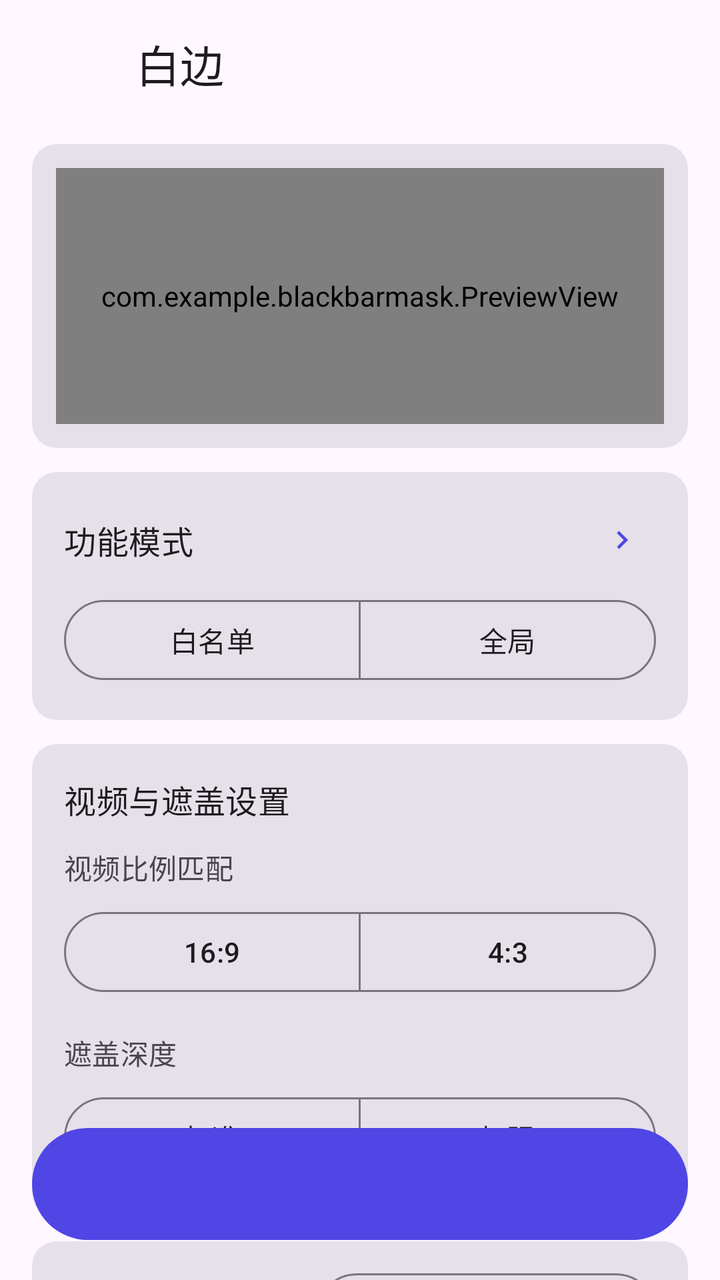
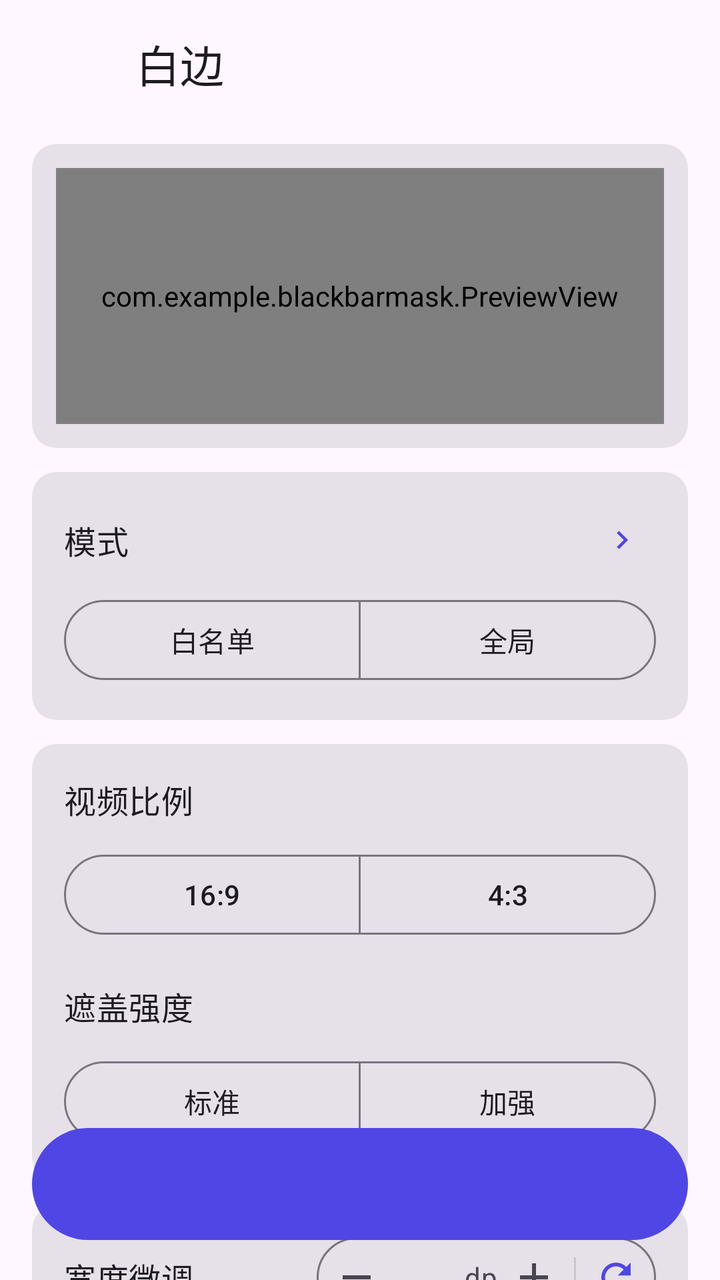

Before-and-after screenshots of an Android layout around one commit, followed by the original layout XML and the change that was made.
<!-- AndroidManifest.xml: application theme Theme.Baibian -->
<!-- res/layout/activity_main.xml -->
<?xml version="1.0" encoding="utf-8"?>
<androidx.coordinatorlayout.widget.CoordinatorLayout
    xmlns:android="http://schemas.android.com/apk/res/android"
    xmlns:app="http://schemas.android.com/apk/res-auto"
    android:layout_width="match_parent"
    android:layout_height="match_parent"
    android:background="?attr/colorSurface">

    <com.google.android.material.appbar.AppBarLayout
        android:layout_width="match_parent"
        android:layout_height="wrap_content"
        style="@style/Widget.Material3.AppBarLayout">

        <com.google.android.material.appbar.MaterialToolbar
            android:layout_width="match_parent"
            android:layout_height="?attr/actionBarSize">

            <LinearLayout
                android:layout_width="wrap_content"
                android:layout_height="match_parent"
                android:gravity="center_vertical"
                android:orientation="horizontal"
                android:paddingStart="4dp">

                <ImageView
                    android:layout_width="36dp"
                    android:layout_height="36dp"
                    android:importantForAccessibility="no"
                    android:src="@mipmap/ic_launcher" />

                <TextView
                    android:layout_width="wrap_content"
                    android:layout_height="wrap_content"
                    android:layout_marginStart="12dp"
                    android:text="白边"
                    android:textAppearance="?attr/textAppearanceTitleLarge"
                    android:textColor="?attr/colorOnSurface" />
            </LinearLayout>
        </com.google.android.material.appbar.MaterialToolbar>
    </com.google.android.material.appbar.AppBarLayout>

    <androidx.core.widget.NestedScrollView
        android:layout_width="match_parent"
        android:layout_height="match_parent"
        android:clipToPadding="false"
        android:fillViewport="true"
        app:layout_behavior="@string/appbar_scrolling_view_behavior">

        <LinearLayout
            android:layout_width="match_parent"
            android:layout_height="wrap_content"
            android:focusableInTouchMode="true"
            android:gravity="center_vertical"
            android:orientation="vertical"
            android:paddingStart="16dp"
            android:paddingTop="8dp"
            android:paddingEnd="16dp"
            android:paddingBottom="104dp">

            <com.google.android.material.button.MaterialButton
                android:id="@+id/banner"
                style="@style/Widget.Material3.Button.TonalButton"
                android:layout_width="match_parent"
                android:layout_height="wrap_content"
                android:layout_marginBottom="12dp"
                android:visibility="gone" />

            
            <com.google.android.material.card.MaterialCardView
                style="@style/Widget.Material3.CardView.Filled"
                android:layout_width="match_parent"
                android:layout_height="wrap_content"
                android:layout_marginBottom="12dp">

                <com.example.blackbarmask.PreviewView
                    android:id="@+id/preview"
                    android:layout_width="match_parent"
                    android:layout_height="128dp"
                    android:layout_margin="12dp" />
            </com.google.android.material.card.MaterialCardView>

            
            <com.google.android.material.card.MaterialCardView
                style="@style/Widget.Material3.CardView.Filled"
                android:layout_width="match_parent"
                android:layout_height="wrap_content"
                android:layout_marginBottom="12dp">

                <LinearLayout
                    android:layout_width="match_parent"
                    android:layout_height="wrap_content"
                    android:orientation="vertical"
                    android:padding="16dp">

                    <LinearLayout
                        android:layout_width="match_parent"
                        android:layout_height="wrap_content"
                        android:layout_marginBottom="8dp"
                        android:gravity="center_vertical"
                        android:orientation="horizontal">

                        <TextView
                            android:layout_width="0dp"
                            android:layout_height="wrap_content"
                            android:layout_weight="1"
                            android:text="功能模式"
                            android:textAppearance="?attr/textAppearanceTitleMedium" />

                        <com.google.android.material.button.MaterialButton
                            android:id="@+id/apps_row"
                            style="@style/Widget.Material3.Button.TextButton"
                            android:layout_width="wrap_content"
                            android:layout_height="wrap_content"
                            android:insetTop="0dp"
                            android:insetBottom="0dp"
                            android:minHeight="36dp"
                            android:paddingStart="12dp"
                            android:paddingEnd="8dp"
                            app:icon="@drawable/ic_chevron"
                            app:iconGravity="end" />
                    </LinearLayout>

                    <com.google.android.material.button.MaterialButtonToggleGroup
                        android:id="@+id/mode_group"
                        android:layout_width="match_parent"
                        android:layout_height="wrap_content"
                        app:selectionRequired="true"
                        app:singleSelection="true">

                        <com.google.android.material.button.MaterialButton
                            android:id="@+id/mode_whitelist"
                            style="?attr/materialButtonOutlinedStyle"
                            android:layout_width="0dp"
                            android:layout_height="wrap_content"
                            android:layout_weight="1"
                            android:text="白名单" />

                        <com.google.android.material.button.MaterialButton
                            android:id="@+id/mode_global"
                            style="?attr/materialButtonOutlinedStyle"
                            android:layout_width="0dp"
                            android:layout_height="wrap_content"
                            android:layout_weight="1"
                            android:text="全局" />
                    </com.google.android.material.button.MaterialButtonToggleGroup>
                </LinearLayout>
            </com.google.android.material.card.MaterialCardView>

            
            <com.google.android.material.card.MaterialCardView
                style="@style/Widget.Material3.CardView.Filled"
                android:layout_width="match_parent"
                android:layout_height="wrap_content"
                android:layout_marginBottom="12dp">

                <LinearLayout
                    android:layout_width="match_parent"
                    android:layout_height="wrap_content"
                    android:orientation="vertical"
                    android:padding="16dp">

                    <TextView
                        android:layout_width="wrap_content"
                        android:layout_height="wrap_content"
                        android:text="视频与遮盖设置"
                        android:textAppearance="?attr/textAppearanceTitleMedium" />

                    <TextView
                        android:layout_width="wrap_content"
                        android:layout_height="wrap_content"
                        android:layout_marginTop="12dp"
                        android:layout_marginBottom="8dp"
                        android:text="视频比例匹配"
                        android:textAppearance="?attr/textAppearanceLabelLarge"
                        android:textColor="?attr/colorOnSurfaceVariant" />

                    <com.google.android.material.button.MaterialButtonToggleGroup
                        android:id="@+id/ratio_group"
                        android:layout_width="match_parent"
                        android:layout_height="wrap_content"
                        app:selectionRequired="true"
                        app:singleSelection="true">

                        <com.google.android.material.button.MaterialButton
                            android:id="@+id/ratio_169"
                            style="?attr/materialButtonOutlinedStyle"
                            android:layout_width="0dp"
                            android:layout_height="wrap_content"
                            android:layout_weight="1"
                            android:text="16:9" />

                        <com.google.android.material.button.MaterialButton
                            android:id="@+id/ratio_43"
                            style="?attr/materialButtonOutlinedStyle"
                            android:layout_width="0dp"
                            android:layout_height="wrap_content"
                            android:layout_weight="1"
                            android:text="4:3" />
                    </com.google.android.material.button.MaterialButtonToggleGroup>

                    <TextView
                        android:layout_width="wrap_content"
                        android:layout_height="wrap_content"
                        android:layout_marginTop="16dp"
                        android:layout_marginBottom="8dp"
                        android:text="遮盖深度"
                        android:textAppearance="?attr/textAppearanceLabelLarge"
                        android:textColor="?attr/colorOnSurfaceVariant" />

                    <com.google.android.material.button.MaterialButtonToggleGroup
                        android:id="@+id/strength_group"
                        android:layout_width="match_parent"
                        android:layout_height="wrap_content"
                        app:selectionRequired="true"
                        app:singleSelection="true">

                        <com.google.android.material.button.MaterialButton
                            android:id="@+id/strength_std"
                            style="?attr/materialButtonOutlinedStyle"
                            android:layout_width="0dp"
                            android:layout_height="wrap_content"
                            android:layout_weight="1"
                            android:text="标准" />

                        <com.google.android.material.button.MaterialButton
                            android:id="@+id/strength_strong"
                            style="?attr/materialButtonOutlinedStyle"
                            android:layout_width="0dp"
                            android:layout_height="wrap_content"
                            android:layout_weight="1"
                            android:text="加强" />
                    </com.google.android.material.button.MaterialButtonToggleGroup>
                </LinearLayout>
            </com.google.android.material.card.MaterialCardView>

            
            <com.google.android.material.card.MaterialCardView
                style="@style/Widget.Material3.CardView.Filled"
                android:layout_width="match_parent"
                android:layout_height="wrap_content">

                <LinearLayout
                    android:layout_width="match_parent"
                    android:layout_height="wrap_content"
                    android:orientation="vertical"
                    android:paddingStart="16dp"
                    android:paddingTop="16dp"
                    android:paddingEnd="16dp"
                    android:paddingBottom="8dp">

                    
                    <LinearLayout
                        android:layout_width="match_parent"
                        android:layout_height="wrap_content"
                        android:gravity="center_vertical"
                        android:orientation="horizontal">

                        <TextView
                            android:layout_width="0dp"
                            android:layout_height="wrap_content"
                            android:layout_weight="1"
                            android:text="边缘宽度微调"
                            android:textAppearance="?attr/textAppearanceTitleMedium" />

                        <LinearLayout
                            android:layout_width="wrap_content"
                            android:layout_height="40dp"
                            android:background="@drawable/bg_input"
                            android:gravity="center_vertical"
                            android:orientation="horizontal"
                            android:paddingStart="4dp"
                            android:paddingEnd="4dp">

                            <ImageView
                                android:id="@+id/minus"
                                android:layout_width="32dp"
                                android:layout_height="32dp"
                                android:background="?attr/selectableItemBackgroundBorderless"
                                android:contentDescription="减小"
                                android:padding="4dp"
                                android:src="@drawable/ic_minus"
                                app:tint="?attr/colorOnSurfaceVariant" />

                            <EditText
                                android:id="@+id/offset_input"
                                android:layout_width="36dp"
                                android:layout_height="wrap_content"
                                android:background="@null"
                                android:gravity="center"
                                android:imeOptions="actionDone"
                                android:importantForAutofill="no"
                                android:inputType="numberSigned"
                                android:maxLength="4"
                                android:padding="0dp"
                                android:singleLine="true"
                                android:textAppearance="?attr/textAppearanceBodyLarge"
                                android:textColor="?attr/colorOnSurface" />

                            <TextView
                                android:layout_width="wrap_content"
                                android:layout_height="wrap_content"
                                android:layout_marginStart="2dp"
                                android:layout_marginEnd="2dp"
                                android:text="dp"
                                android:textAppearance="?attr/textAppearanceBodyMedium"
                                android:textColor="?attr/colorOnSurfaceVariant" />

                            <ImageView
                                android:id="@+id/plus"
                                android:layout_width="32dp"
                                android:layout_height="32dp"
                                android:background="?attr/selectableItemBackgroundBorderless"
                                android:contentDescription="增大"
                                android:padding="4dp"
                                android:src="@drawable/ic_plus"
                                app:tint="?attr/colorOnSurfaceVariant" />

                            <View
                                android:layout_width="1dp"
                                android:layout_height="20dp"
                                android:layout_marginStart="4dp"
                                android:layout_marginEnd="4dp"
                                android:background="?attr/colorOutlineVariant" />

                            <ImageView
                                android:id="@+id/reset"
                                android:layout_width="32dp"
                                android:layout_height="32dp"
                                android:background="?attr/selectableItemBackgroundBorderless"
                                android:contentDescription="重置"
                                android:padding="5dp"
                                android:src="@drawable/ic_reset"
                                app:tint="?attr/colorPrimary" />
                        </LinearLayout>
                    </LinearLayout>

                    
                    <LinearLayout
                        android:layout_width="match_parent"
                        android:layout_height="wrap_content"
                        android:layout_marginTop="4dp"
                        android:gravity="center_vertical"
                        android:orientation="horizontal">

                        <com.example.blackbarmask.TickSlider
                            android:id="@+id/slider"
                            android:layout_width="0dp"
                            android:layout_height="wrap_content"
                            android:layout_weight="1"
                            android:stepSize="1"
                            android:valueFrom="-100"
                            android:valueTo="100"
                            app:labelBehavior="floating"
                            app:tickVisible="false"
                            app:trackStopIndicatorSize="0dp" />
                    </LinearLayout>
                </LinearLayout>
            </com.google.android.material.card.MaterialCardView>
        </LinearLayout>
    </androidx.core.widget.NestedScrollView>

    
    <com.google.android.material.button.MaterialButton
        android:id="@+id/btn"
        android:layout_width="match_parent"
        android:layout_height="64dp"
        android:layout_gravity="bottom"
        android:layout_marginStart="16dp"
        android:layout_marginEnd="16dp"
        android:layout_marginBottom="16dp"
        android:textAppearance="?attr/textAppearanceTitleMedium"
        app:cornerRadius="32dp" />
</androidx.coordinatorlayout.widget.CoordinatorLayout>
<!-- resources referenced by this layout -->
<resources>
  <!-- drawable bg_input (drawable) -->
  <?xml version="1.0" encoding="utf-8"?>
  <shape xmlns:android="http://schemas.android.com/apk/res/android"
      android:shape="rectangle">
      <corners android:radius="20dp" />
      <solid android:color="@android:color/transparent" />
      <stroke android:width="1dp" android:color="?attr/colorOutline" />
  </shape>
  <!-- drawable ic_chevron (drawable) -->
  <vector xmlns:android="http://schemas.android.com/apk/res/android"
      android:width="24dp" android:height="24dp" android:viewportWidth="24" android:viewportHeight="24">
      <path android:fillColor="#FF000000" android:pathData="M10,6L8.59,7.41 13.17,12l-4.58,4.59L10,18l6,-6z" />
  </vector>
  <!-- drawable ic_minus (drawable) -->
  <vector xmlns:android="http://schemas.android.com/apk/res/android"
      android:width="24dp" android:height="24dp" android:viewportWidth="24" android:viewportHeight="24">
      <path android:fillColor="#FF000000" android:pathData="M5,11h14v2H5z" />
  </vector>
  <!-- drawable ic_plus (drawable) -->
  <vector xmlns:android="http://schemas.android.com/apk/res/android"
      android:width="24dp" android:height="24dp" android:viewportWidth="24" android:viewportHeight="24">
      <path android:fillColor="#FF000000" android:pathData="M19,13h-6v6h-2v-6H5v-2h6V5h2v6h6v2z" />
  </vector>
  <!-- drawable ic_reset (drawable) -->
  <vector xmlns:android="http://schemas.android.com/apk/res/android"
      android:width="24dp" android:height="24dp" android:viewportWidth="24" android:viewportHeight="24">
      <path android:fillColor="#FF000000" android:pathData="M17.65,6.35A7.958,7.958 0 0 0 12,4c-4.42,0 -7.99,3.58 -7.99,8s3.57,8 7.99,8c3.73,0 6.84,-2.55 7.73,-6h-2.08A5.99,5.99 0 0 1 12,18c-3.31,0 -6,-2.69 -6,-6s2.69,-6 6,-6c1.66,0 3.14,0.69 4.22,1.78L13,11h7V4l-2.35,2.35z" />
  </vector>
  <!-- mipmap ic_launcher (mipmap-anydpi-v26) -->
  <?xml version="1.0" encoding="utf-8"?>
  <adaptive-icon xmlns:android="http://schemas.android.com/apk/res/android">
      <background android:drawable="@drawable/ic_launcher_background" />
      <foreground android:drawable="@drawable/ic_launcher_foreground" />
      <monochrome android:drawable="@drawable/ic_launcher_monochrome" />
  </adaptive-icon>
  <style name="Theme.Baibian" parent="Theme.Material3.DayNight.NoActionBar">
          <item name="colorPrimary">#4F46E5</item>
          <item name="colorOnPrimary">#FFFFFF</item>
          <item name="colorPrimaryContainer">#E0E7FF</item>
          <item name="colorOnPrimaryContainer">#1E1B6B</item>
          <item name="android:statusBarColor">?attr/colorSurface</item>
          <item name="android:navigationBarColor">?attr/colorSurface</item>
      </style>
  <!-- drawable ic_launcher_background (drawable) -->
  <vector xmlns:android="http://schemas.android.com/apk/res/android"
      xmlns:aapt="http://schemas.android.com/aapt"
      android:width="108dp"
      android:height="108dp"
      android:viewportWidth="108"
      android:viewportHeight="108">
      <path android:pathData="M0,0h108v108h-108z">
          <aapt:attr name="android:fillColor">
              <gradient
                  android:startX="0"
                  android:startY="0"
                  android:endX="108"
                  android:endY="108"
                  android:type="linear">
                  <item android:color="#0F1226" android:offset="0.0" />
                  <item android:color="#232A7A" android:offset="1.0" />
              </gradient>
          </aapt:attr>
      </path>
  </vector>
  <!-- drawable ic_launcher_monochrome (drawable) -->
  <vector xmlns:android="http://schemas.android.com/apk/res/android"
      android:width="108dp"
      android:height="108dp"
      android:viewportWidth="108"
      android:viewportHeight="108">
      <path
          android:fillColor="#000000"
          android:fillType="evenOdd"
          android:pathData="M30,34h48a8,8 0 0 1 8,8v24a8,8 0 0 1 -8,8h-48a8,8 0 0 1 -8,-8v-24a8,8 0 0 1 8,-8z M36,34v40h36v-40z" />
      <path
          android:fillColor="#000000"
          android:pathData="M50.5,47.5l11,6.5l-11,6.5z" />
  </vector>
  <!-- unchanged entries left out for length: 1 -->
</resources>

<!-- the commit's change to res/layout/activity_main.xml (unified diff, before → after) -->
@@ -103,7 +103,7 @@
                             android:layout_width="0dp"
                             android:layout_height="wrap_content"
                             android:layout_weight="1"
-                            android:text="功能模式"
+                            android:text="模式"
                             android:textAppearance="?attr/textAppearanceTitleMedium" />
 
                         <com.google.android.material.button.MaterialButton
@@ -158,54 +158,44 @@
                     android:layout_height="wrap_content"
                     android:orientation="vertical"
                     android:padding="16dp">
-
                     <TextView
                         android:layout_width="wrap_content"
                         android:layout_height="wrap_content"
-                        android:text="视频与遮盖设置"
+                        android:layout_marginBottom="12dp"
+                        android:text="视频比例"
                         android:textAppearance="?attr/textAppearanceTitleMedium" />
+
+                    <com.google.android.material.button.MaterialButtonToggleGroup
+                        android:id="@+id/ratio_group"
+                        android:layout_width="match_parent"
+                        android:layout_height="wrap_content"
+                        app:selectionRequired="true"
+                        app:singleSelection="true">
+
+                        <com.google.android.material.button.MaterialButton
+                            android:id="@+id/ratio_169"
+                            style="?attr/materialButtonOutlinedStyle"
+                            android:layout_width="0dp"
+                            android:layout_height="wrap_content"
+                            android:layout_weight="1"
+                            android:text="16:9" />
+
+                        <com.google.android.material.button.MaterialButton
+                            android:id="@+id/ratio_43"
+                            style="?attr/materialButtonOutlinedStyle"
+                            android:layout_width="0dp"
+                            android:layout_height="wrap_content"
+                            android:layout_weight="1"
+                            android:text="4:3" />
+                    </com.google.android.material.button.MaterialButtonToggleGroup>
 
                     <TextView
                         android:layout_width="wrap_content"
                         android:layout_height="wrap_content"
-                        android:layout_marginTop="12dp"
-                        android:layout_marginBottom="8dp"
-                        android:text="视频比例匹配"
-                        android:textAppearance="?attr/textAppearanceLabelLarge"
-                        android:textColor="?attr/colorOnSurfaceVariant" />
-
-                    <com.google.android.material.button.MaterialButtonToggleGroup
-                        android:id="@+id/ratio_group"
-                        android:layout_width="match_parent"
-                        android:layout_height="wrap_content"
-                        app:selectionRequired="true"
-                        app:singleSelection="true">
-
-                        <com.google.android.material.button.MaterialButton
-                            android:id="@+id/ratio_169"
-                            style="?attr/materialButtonOutlinedStyle"
-                            android:layout_width="0dp"
-                            android:layout_height="wrap_content"
-                            android:layout_weight="1"
-                            android:text="16:9" />
-
-                        <com.google.android.material.button.MaterialButton
-                            android:id="@+id/ratio_43"
-                            style="?attr/materialButtonOutlinedStyle"
-                            android:layout_width="0dp"
-                            android:layout_height="wrap_content"
-                            android:layout_weight="1"
-                            android:text="4:3" />
-                    </com.google.android.material.button.MaterialButtonToggleGroup>
-
-                    <TextView
-                        android:layout_width="wrap_content"
-                        android:layout_height="wrap_content"
-                        android:layout_marginTop="16dp"
-                        android:layout_marginBottom="8dp"
-                        android:text="遮盖深度"
-                        android:textAppearance="?attr/textAppearanceLabelLarge"
-                        android:textColor="?attr/colorOnSurfaceVariant" />
+                        android:layout_marginTop="20dp"
+                        android:layout_marginBottom="12dp"
+                        android:text="遮盖强度"
+                        android:textAppearance="?attr/textAppearanceTitleMedium" />
 
                     <com.google.android.material.button.MaterialButtonToggleGroup
                         android:id="@+id/strength_group"
@@ -259,7 +249,7 @@
                             android:layout_width="0dp"
                             android:layout_height="wrap_content"
                             android:layout_weight="1"
-                            android:text="边缘宽度微调"
+                            android:text="宽度微调"
                             android:textAppearance="?attr/textAppearanceTitleMedium" />
 
                         <LinearLayout
